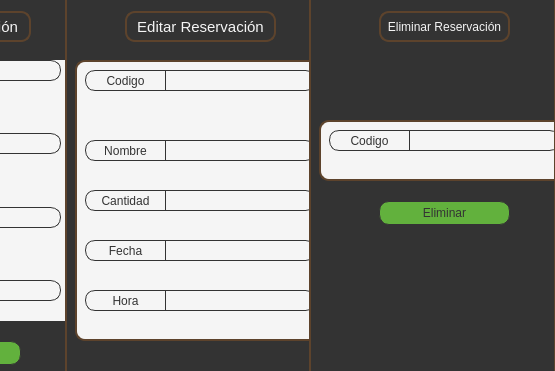
Before: the Qt Designer form Ui/RECEPCION/u_recepcion.ui in Kodegmxz/Proyecto, drawn with Qt 5; both pictures show x 536 to 1091 and y 0 to 371 of the 1091 by 501 pixel window.
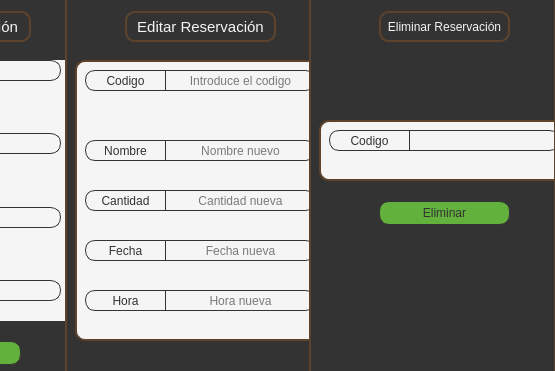
After: the same form once the commit is applied.

Diff of the .ui file:
```diff
--- a/Ui/RECEPCION/u_recepcion.ui
+++ b/Ui/RECEPCION/u_recepcion.ui
@@ -2192,9 +2192,15 @@
 border-top-left-radius: 20px;
 border-bottom-left-radius: 20px;</string>
         </property>
+        <property name="text">
+         <string/>
+        </property>
         <property name="alignment">
          <set>Qt::AlignCenter</set>
         </property>
+        <property name="placeholderText">
+         <string>Introduce el codigo</string>
+        </property>
        </widget>
       </widget>
       <widget class="QWidget" name="widget_14" native="true">
@@ -2265,6 +2271,9 @@
         <property name="alignment">
          <set>Qt::AlignCenter</set>
         </property>
+        <property name="placeholderText">
+         <string>Cantidad nueva</string>
+        </property>
        </widget>
       </widget>
       <widget class="QWidget" name="widget_11" native="true">
@@ -2335,6 +2344,9 @@
         <property name="alignment">
          <set>Qt::AlignCenter</set>
         </property>
+        <property name="placeholderText">
+         <string>Hora nueva</string>
+        </property>
        </widget>
       </widget>
       <widget class="QWidget" name="widget_13" native="true">
@@ -2405,6 +2417,9 @@
         <property name="alignment">
          <set>Qt::AlignCenter</set>
         </property>
+        <property name="placeholderText">
+         <string>Nombre nuevo</string>
+        </property>
        </widget>
       </widget>
       <widget class="QWidget" name="widget_12" native="true">
@@ -2475,6 +2490,9 @@
         <property name="alignment">
          <set>Qt::AlignCenter</set>
         </property>
+        <property name="placeholderText">
+         <string>Fecha nueva</string>
+        </property>
        </widget>
       </widget>
      </widget>
```
Left out of the diff: 4 changed lines with no effect on the pictures.
